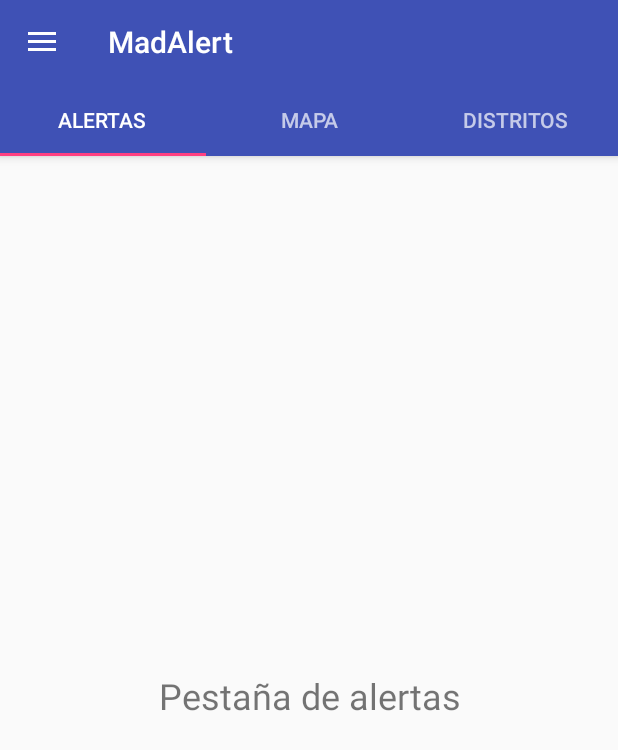
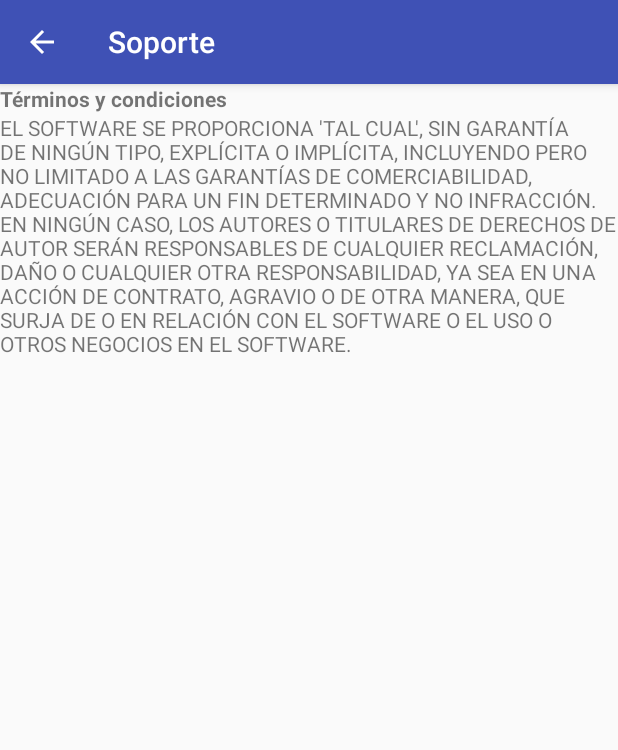
Before and after one commit to MadAlert/TFG, an Android app: the screen it shows after launch (MainActivity before the commit, soporte after it), in the side drawer, after a tap on "Soporte", on a phone screen of 412 x 824 dp. Shown: the top 750 px of the screen. Run offline under Robolectric (Android 15) with nearby library versions, the phone set to English and light mode, and no system bars.

Commit message:
Más Android
- Esqueleto entero de la app
- Parte de 'Soporte'

```diff
--- a/Android/MadAlert/app/build.gradle
+++ b/Android/MadAlert/app/build.gradle
@@ -27,4 +27,5 @@ dependencies {
     testImplementation 'junit:junit:4.12'
     androidTestImplementation 'com.android.support.test:runner:1.0.1'
     androidTestImplementation 'com.android.support.test.espresso:espresso-core:3.0.1'
+    implementation 'com.google.android.gms:play-services-maps:11.8.0'
 }
--- a/Android/MadAlert/app/src/main/java/a/madalert/madalert/MainActivity.java
+++ b/Android/MadAlert/app/src/main/java/a/madalert/madalert/MainActivity.java
@@ -1,10 +1,15 @@
 package a.madalert.madalert;
 
+import android.content.Intent;
 import android.os.Bundle;
 import android.support.design.widget.FloatingActionButton;
 import android.support.design.widget.Snackbar;
 import android.support.design.widget.TabLayout;
+import android.support.v4.app.Fragment;
+import android.support.v4.app.FragmentManager;
+import android.support.v4.app.FragmentTransaction;
 import android.support.v4.view.ViewPager;
+import android.util.Log;
 import android.view.View;
 import android.support.design.widget.NavigationView;
 import android.support.v4.view.GravityCompat;
@@ -17,6 +22,8 @@ import android.view.MenuItem;
 
 public class MainActivity extends AppCompatActivity
         implements NavigationView.OnNavigationItemSelectedListener {
+
+    private DrawerLayout drawer;
 
     @Override
     protected void onCreate(Bundle savedInstanceState) {
@@ -32,7 +39,7 @@ public class MainActivity extends AppCompatActivity
         pager.setAdapter(tabpagerAdapter);
         tabLayout.setupWithViewPager(pager);
 
-        DrawerLayout drawer = (DrawerLayout) findViewById(R.id.drawer_layout);
+        drawer = (DrawerLayout) findViewById(R.id.drawer_layout);
         ActionBarDrawerToggle toggle = new ActionBarDrawerToggle(
                 this, drawer, toolbar, R.string.navigation_drawer_open, R.string.navigation_drawer_close);
         drawer.addDrawerListener(toggle);
@@ -42,15 +49,6 @@ public class MainActivity extends AppCompatActivity
         navigationView.setNavigationItemSelectedListener(this);
     }
 
-    @Override
-    public void onBackPressed() {
-        DrawerLayout drawer = (DrawerLayout) findViewById(R.id.drawer_layout);
-        if (drawer.isDrawerOpen(GravityCompat.START)) {
-            drawer.closeDrawer(GravityCompat.START);
-        } else {
-            super.onBackPressed();
-        }
-    }
 
     @Override
     public boolean onCreateOptionsMenu(Menu menu) {
@@ -59,24 +57,28 @@ public class MainActivity extends AppCompatActivity
         return true;
     }
 
-    /*@Override
+    @Override
     public boolean onOptionsItemSelected(MenuItem item) {
         // Handle action bar item clicks here. The action bar will
         // automatically handle clicks on the Home/Up button, so long
         // as you specify a parent activity in AndroidManifest.xml.
         int id = item.getItemId();
 
-        //noinspection SimplifiableIfStatement
-        if (id == R.id.action_settings) {
-            return true;
+        switch (id) {
+            case android.R.id.home:
+                drawer.openDrawer(GravityCompat.START);
+                return true;
         }
 
         return super.onOptionsItemSelected(item);
-    }*/
+    }
 
     @SuppressWarnings("StatementWithEmptyBody")
     @Override
     public boolean onNavigationItemSelected(MenuItem item) {
+        Fragment fragment = null;
+        Class fragmentClass = null;
+
         // Handle navigation view item clicks here.
         int id = item.getItemId();
 
@@ -85,15 +87,30 @@ public class MainActivity extends AppCompatActivity
         } else if (id == R.id.nav_contacto) {
 
         } else if (id == R.id.nav_soporte) {
-
+            startActivity(new Intent(this, soporte.class));
+            //fragmentClass = soporte.class;
         } else if (id == R.id.nav_aboutus) {
 
         } else if (id == R.id.nav_faq) {
-
+            fragmentClass = faq.class;
+        }
+        try {
+            fragment = (Fragment) fragmentClass.newInstance();
+        }
+        catch (Exception e){
+            e.printStackTrace();
         }
 
-        DrawerLayout drawer = (DrawerLayout) findViewById(R.id.drawer_layout);
+        if(fragment != null){
+            FragmentManager fragmentManager = getSupportFragmentManager();
+            fragmentManager.beginTransaction().replace(R.id.content_frame, fragment).commit();
+        }
+
+        setTitle(item.getTitle());
+        drawer = (DrawerLayout) findViewById(R.id.drawer_layout);
         drawer.closeDrawer(GravityCompat.START);
         return true;
     }
+
+
 }
--- a/Android/MadAlert/app/src/main/java/a/madalert/madalert/alertas.java
+++ b/Android/MadAlert/app/src/main/java/a/madalert/madalert/alertas.java
@@ -2,6 +2,8 @@ package a.madalert.madalert;
 
 
 import android.os.Bundle;
+import android.support.design.widget.FloatingActionButton;
+import android.support.design.widget.Snackbar;
 import android.support.v4.app.Fragment;
 import android.view.LayoutInflater;
 import android.view.View;
@@ -14,9 +16,18 @@ import android.view.ViewGroup;
 public class alertas extends Fragment {
 
 
+
     public alertas() {
-        // Required empty public constructor
+       /* FloatingActionButton fab = (FloatingActionButton) findViewById(R.id.anadirAlerta);
+        fab.setOnClickListener(new View.OnClickListener() {
+            @Override
+            public void onClick(View view) {
+                Snackbar.make(view, "Replace with your own action", Snackbar.LENGTH_LONG)
+                        .setAction("Action", null).show();
+            }
+        });*/
     }
+
 
 
     @Override
--- /dev/null
+++ b/Android/MadAlert/app/src/main/java/a/madalert/madalert/soporte.java
@@ -0,0 +1,39 @@
+package a.madalert.madalert;
+
+
+import android.app.FragmentTransaction;
+import android.os.Bundle;
+import android.preference.PreferenceFragment;
+import android.support.v4.widget.DrawerLayout;
+import android.support.v7.app.ActionBar;
+import android.support.v7.app.ActionBarDrawerToggle;
+import android.support.v7.app.AppCompatActivity;
+import android.support.v7.widget.Toolbar;
+
+
+public class soporte extends AppCompatActivity {
+
+    @Override
+    protected void onCreate(Bundle savedInstanceState) {
+        super.onCreate(savedInstanceState);
+        setContentView(R.layout.fragment_soporte);
+
+        FragmentTransaction ft = getFragmentManager().beginTransaction();
+        ft.add(R.id.contenedor_soporte, new FragmentoSoporte());
+        ft.commit();
+    }
+
+
+    public static class FragmentoSoporte extends PreferenceFragment {
+
+        public FragmentoSoporte() {
+            // Constructor Por Defecto
+        }
+
+        @Override
+        public void onCreate(Bundle savedInstanceState) {
+            super.onCreate(savedInstanceState);
+        }
+    }
+
+}
--- a/Android/MadAlert/app/src/main/java/a/madalert/madalert/tabpagerAdapter.java
+++ b/Android/MadAlert/app/src/main/java/a/madalert/madalert/tabpagerAdapter.java
@@ -44,4 +44,5 @@ public class tabpagerAdapter extends FragmentStatePagerAdapter {
     public int getCount() {
         return tabNumber;
     }
+
 }
--- a/Android/MadAlert/app/src/main/res/layout/app_bar_main.xml
+++ b/Android/MadAlert/app/src/main/res/layout/app_bar_main.xml
@@ -42,6 +42,8 @@
 
     </android.support.design.widget.AppBarLayout>
 
-    <include layout="@layout/content_main" />
+   <include layout="@layout/content_main" />
+
+
 
 </android.support.design.widget.CoordinatorLayout>
--- /dev/null
+++ b/Android/MadAlert/app/src/main/res/layout/fragment_soporte.xml
@@ -0,0 +1,29 @@
+<LinearLayout xmlns:android="http://schemas.android.com/apk/res/android"
+    xmlns:tools="http://schemas.android.com/tools"
+    xmlns:app="http://schemas.android.com/apk/res-auto"
+    android:layout_width="match_parent"
+    android:layout_height="match_parent"
+    android:orientation="vertical"
+    tools:context="a.madalert.madalert.soporte">
+
+    <FrameLayout
+        android:id="@+id/contenedor_soporte"
+        android:layout_width="match_parent"
+        android:layout_height="match_parent"
+        android:layout_weight="1">
+    </FrameLayout>
+
+    <TextView
+        android:layout_width="match_parent"
+        android:layout_height="wrap_content"
+        android:text="Términos y condiciones"
+        android:textStyle="bold"/>
+
+    <TextView
+        android:layout_width="match_parent"
+        android:layout_height="match_parent"
+        android:text="EL SOFTWARE SE PROPORCIONA 'TAL CUAL', SIN GARANTÍA DE NINGÚN TIPO, EXPLÍCITA O IMPLÍCITA, INCLUYENDO PERO NO LIMITADO A LAS GARANTÍAS DE COMERCIABILIDAD, ADECUACIÓN PARA UN FIN DETERMINADO Y NO INFRACCIÓN. EN NINGÚN CASO, LOS AUTORES O TITULARES DE DERECHOS DE AUTOR SERÁN RESPONSABLES DE CUALQUIER RECLAMACIÓN, DAÑO O CUALQUIER OTRA RESPONSABILIDAD, YA SEA EN UNA ACCIÓN DE CONTRATO, AGRAVIO O DE OTRA MANERA, QUE SURJA DE O EN RELACIÓN CON EL SOFTWARE O EL USO O OTROS NEGOCIOS EN EL SOFTWARE."
+        />
+
+
+</LinearLayout>
--- a/Android/MadAlert/app/src/main/res/menu/activity_main_drawer.xml
+++ b/Android/MadAlert/app/src/main/res/menu/activity_main_drawer.xml
@@ -11,7 +11,7 @@
         <item
             android:id="@+id/nav_contacto"
             android:icon="@drawable/contacto"
-            android:title="Contaco" />
+            android:title="Contacto" />
         <item
             android:id="@+id/nav_soporte"
             android:icon="@drawable/soporte"
```
Also changed, not shown: Android/MadAlert/app/src/main/AndroidManifest.xml (+7 -1 lines), Android/MadAlert/app/src/main/java/a/madalert/madalert/faq.java (added, +29 -0 lines), Android/MadAlert/app/src/main/res/layout/activity_main.xml (+7 -0 lines), Android/MadAlert/app/src/main/res/layout/fragment_alertas.xml (+13 -0 lines), Android/MadAlert/app/src/main/res/layout/fragment_faq.xml (added, +15 -0 lines), Android/MadAlert/app/src/main/res/mipmap-hdpi/ic_launcher.png, Android/MadAlert/app/src/main/res/mipmap-hdpi/logo.png (deleted), Android/MadAlert/app/src/main/res/mipmap-mdpi/ic_launcher.png, Android/MadAlert/app/src/main/res/mipmap-xhdpi/ic_launcher.png, Android/MadAlert/app/src/main/res/mipmap-xxhdpi/ic_launcher.png, Android/MadAlert/app/src/main/res/mipmap-xxxhdpi/ic_launcher.png.
